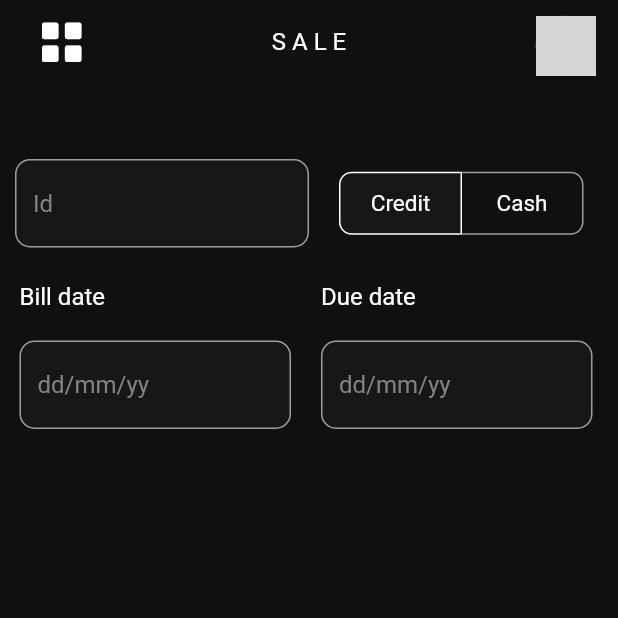
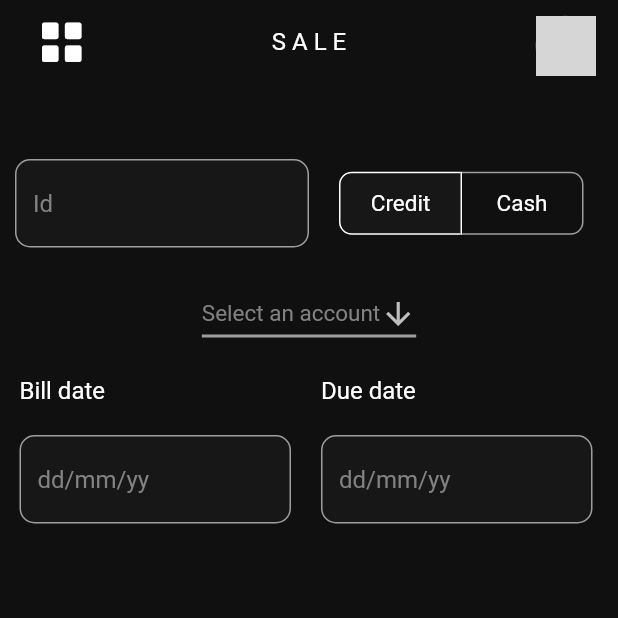
Before and after one commit to Kanav-Arora/FinBooks, a Flutter app: the AddSale screen opened by its route, on a phone screen of 412 x 824 dp, the top half of it. Run offline on Flutter 3.47's test engine with Material 2 defaults, Android fonts, the phone set to English and light mode, and no system bars; our stand-ins replace cached_network_image, firebase_auth, firebase_core, firebase_database, fluttertoast; accounts and stored records are empty; network calls fail; grey boxes are pictures that could not be loaded.

Commit message:
Sale screen drop down connected

```diff
--- a/lib/providers/accounts_provider.dart
+++ b/lib/providers/accounts_provider.dart
@@ -9,7 +9,8 @@ enum Toggles { all, credit, debit }
 
 class AccountsProvider with ChangeNotifier {
   List<Account> _account = [];
-  List<Account> get accounts {
+  Future<List<Account>> get accounts async {
+    await fetch();
     return _account;
   }
 
@@ -83,11 +84,11 @@ class AccountsProvider with ChangeNotifier {
 
   Future<List<Account>> toggled(String t) async {
     List<Account> newList = [];
-    await fetch();
+    List<Account> acc = await accounts;
     if (t == Toggles.all.name) {
-      newList = accounts;
+      newList = acc;
     } else {
-      for (var element in accounts) {
+      for (var element in acc) {
         if (t == Toggles.credit.name &&
             element.acc_type == Toggles.credit.name) {
           newList.add(element);
--- a/lib/providers/items_provider.dart
+++ b/lib/providers/items_provider.dart
@@ -8,7 +8,8 @@ class ItemProvider with ChangeNotifier {
   // ignore: prefer_final_fields
   List<Item> _items = [];
 
-  List<Item> get items {
+  Future<List<Item>> get items async {
+    await fetch();
     return _items;
   }
 
@@ -54,7 +55,6 @@ class ItemProvider with ChangeNotifier {
     try {
       final response = await ref.get();
       if (response.value != null) {
-        print("response available");
         snapshotValue(response);
       } else {
         _items = [];
--- a/lib/screens/items/add_items.dart
+++ b/lib/screens/items/add_items.dart
@@ -25,13 +25,13 @@ class _AddItemsState extends State<AddItems> {
   final _formkey = GlobalKey<FormState>();
 
   late List<String> _gstSlabsList;
-  late var gstValue;
+  late var gstValue = "hehe";
 
   @override
   void initState() {
     _isLoading = false;
     _gstSlabsList = <String>["5%", "12%", "18%", "28%"];
-    gstValue = null;
+    gstValue = "hehe";
     super.initState();
   }
 
--- a/lib/screens/sale/add_sale.dart
+++ b/lib/screens/sale/add_sale.dart
@@ -1,5 +1,9 @@
+import 'package:accouting_software/classes/account.dart';
+import 'package:accouting_software/providers/accounts_provider.dart';
+import 'package:accouting_software/utils/utitlities.dart';
 import 'package:flutter/material.dart';
 import 'package:intl/intl.dart';
+import 'package:provider/provider.dart';
 import '../../icons/custom_icons_icons.dart';
 import '../../widgets/app_bar_popupmenubutton.dart';
 import '../app_drawer.dart';
@@ -19,10 +23,12 @@ class _AddSaleState extends State<AddSale> {
   var _selectedToggle = Toggles.credit;
   DateTime selectedDate = DateTime.now();
   final TextEditingController _billDateController = TextEditingController();
+  late var _selectedAccount;
 
   @override
   void initState() {
     _selectedToggle = Toggles.credit;
+    _selectedAccount = null;
     super.initState();
   }
 
@@ -136,22 +142,61 @@ class _AddSaleState extends State<AddSale> {
                   ),
                 ],
               ),
-              // SizedBox(
-              //   height: 20,
-              // ),
-              // DropdownSearch<String>(
-              //   items: ["Brazil", "Italia (Disabled)", "Tunisia", 'Canada'],
-              //   dropdownDecoratorProps: DropDownDecoratorProps(
-              //     dropdownSearchDecoration: InputDecoration(
-              //       labelText: "Menu mode",
-              //       hintText: "country in menu mode",
-              //     ),
-              //   ),
-              //   onChanged: (value) {},
-              //   selectedItem: "Brazil",
-              // ),
-              SizedBox(
+              const SizedBox(
                 height: 20,
+              ),
+              Padding(
+                padding: const EdgeInsets.only(bottom: 15.0),
+                child: FutureBuilder(
+                  builder: (context, snapshot) {
+                    if (snapshot.connectionState == ConnectionState.done) {
+                      if (snapshot.hasError) {
+                        Utilities().toastMessage(snapshot.error.toString());
+                      } else if (snapshot.hasData) {
+                        final data = snapshot.data;
+                        return DropdownButton<String>(
+                            hint: Text(
+                              'Select an account',
+                              style: th.textTheme.bodyMedium!.copyWith(
+                                  color:
+                                      const Color.fromARGB(255, 130, 130, 130)),
+                              textAlign: TextAlign.center,
+                            ),
+                            value: _selectedAccount,
+                            icon: const Icon(Icons.arrow_downward),
+                            elevation: 16,
+                            style: const TextStyle(color: Colors.deepPurple),
+                            underline: Container(
+                              height: 2,
+                              color: Colors.grey,
+                            ),
+                            dropdownColor:
+                                const Color.fromARGB(255, 23, 23, 23),
+                            onChanged: (String? value) {
+                              setState(() {
+                                _selectedAccount = value ?? "";
+                              });
+                            },
+                            items: data!
+                                .map<DropdownMenuItem<String>>((Account value) {
+                              return DropdownMenuItem<String>(
+                                value: value.acc_name,
+                                child: Text(
+                                  value.acc_name,
+                                  style: th.textTheme.bodyMedium,
+                                ),
+                              );
+                            }).toList());
+                      }
+                    }
+                    return Text(
+                      'Fetching accounts data',
+                      style: th.textTheme.bodyMedium,
+                    );
+                  },
+                  future: Provider.of<AccountsProvider>(context, listen: false)
+                      .accounts,
+                ),
               ),
               Padding(
                 padding: const EdgeInsets.all(3.0),
@@ -164,7 +209,7 @@ class _AddSaleState extends State<AddSale> {
                           'Bill date',
                           style: th.textTheme.titleMedium,
                         ),
-                        SizedBox(
+                        const SizedBox(
                           height: 20,
                         ),
                         SizedBox(
@@ -211,7 +256,7 @@ class _AddSaleState extends State<AddSale> {
                         ),
                       ],
                     ),
-                    SizedBox(
+                    const SizedBox(
                       width: 20,
                     ),
                     Column(
@@ -221,7 +266,7 @@ class _AddSaleState extends State<AddSale> {
                           'Due date',
                           style: th.textTheme.titleMedium,
                         ),
-                        SizedBox(
+                        const SizedBox(
                           height: 20,
                         ),
                         SizedBox(
```
Also changed, not shown: lib/screens/items/items_main.dart (+20 -8 lines).
